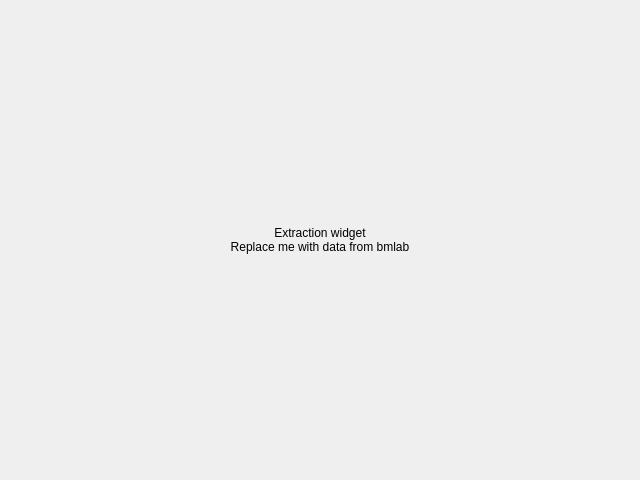
The window that bmicro/gui/extraction/extraction_view.ui (BrillouinMicroscopy/BMicro) describes before a commit, drawn with Qt 5.
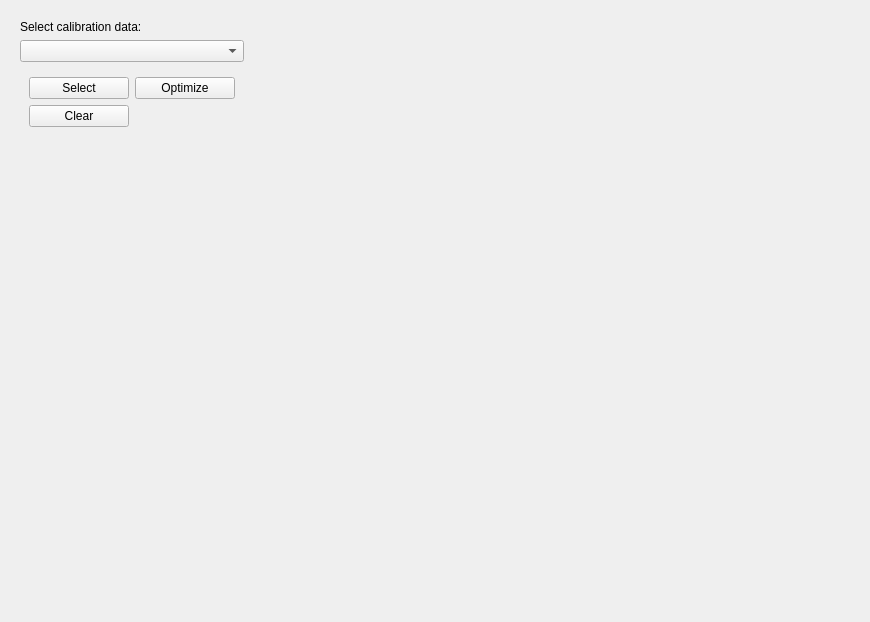
The same window after the commit.

Commit message: Update UI for basic extraction tab

```diff
--- a/bmicro/gui/extraction/extraction_view.ui
+++ b/bmicro/gui/extraction/extraction_view.ui
@@ -6,34 +6,88 @@
    <rect>
     <x>0</x>
     <y>0</y>
-    <width>640</width>
-    <height>480</height>
+    <width>806</width>
+    <height>600</height>
    </rect>
   </property>
   <property name="windowTitle">
    <string>Form</string>
   </property>
-  <layout class="QVBoxLayout" name="verticalLayout">
-   <property name="leftMargin">
-    <number>0</number>
-   </property>
-   <property name="topMargin">
-    <number>0</number>
-   </property>
-   <property name="rightMargin">
-    <number>0</number>
-   </property>
-   <property name="bottomMargin">
-    <number>0</number>
-   </property>
+  <layout class="QHBoxLayout" name="horizontalLayout">
+   <item alignment="Qt::AlignTop">
+    <widget class="QWidget" name="widget" native="true">
+     <layout class="QVBoxLayout" name="verticalLayout">
+      <item>
+       <widget class="QLabel" name="label">
+        <property name="text">
+         <string>Select calibration data:</string>
+        </property>
+       </widget>
+      </item>
+      <item>
+       <widget class="QComboBox" name="combobox_datasets"/>
+      </item>
+      <item alignment="Qt::AlignLeft|Qt::AlignTop">
+       <widget class="QWidget" name="widget_3" native="true">
+        <property name="minimumSize">
+         <size>
+          <width>0</width>
+          <height>50</height>
+         </size>
+        </property>
+        <layout class="QGridLayout" name="gridLayout">
+         <item row="1" column="1">
+          <widget class="QPushButton" name="button_optimize">
+           <property name="minimumSize">
+            <size>
+             <width>100</width>
+             <height>0</height>
+            </size>
+           </property>
+           <property name="text">
+            <string>Optimize</string>
+           </property>
+          </widget>
+         </item>
+         <item row="1" column="0">
+          <widget class="QPushButton" name="button_select">
+           <property name="minimumSize">
+            <size>
+             <width>100</width>
+             <height>0</height>
+            </size>
+           </property>
+           <property name="text">
+            <string>Select</string>
+           </property>
+          </widget>
+         </item>
+         <item row="2" column="0">
+          <widget class="QPushButton" name="button_clear_done">
+           <property name="minimumSize">
+            <size>
+             <width>100</width>
+             <height>0</height>
+            </size>
+           </property>
+           <property name="text">
+            <string>Clear</string>
+           </property>
+          </widget>
+         </item>
+        </layout>
+       </widget>
+      </item>
+     </layout>
+    </widget>
+   </item>
    <item>
-    <widget class="QLabel" name="extraction_test_label">
-     <property name="text">
-      <string>Extraction widget
-Replace me with data from bmlab</string>
-     </property>
-     <property name="alignment">
-      <set>Qt::AlignCenter</set>
+    <widget class="QWidget" name="widget_2" native="true">
+     <property name="minimumSize">
+      <size>
+       <width>600</width>
+       <height>600</height>
+      </size>
      </property>
     </widget>
    </item>
```
The commit also changes 1 other file.
